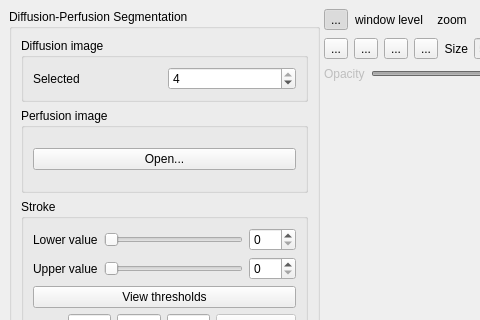
Old version of the form starviewer/src/extensions/playground/diffusionperfusionsegmentation/qdifuperfuextensionbase.ui in the repository starviewer-medical/starviewer; both pictures show x 0 to 480 and y 0 to 320 of the 977 by 784 pixel window.
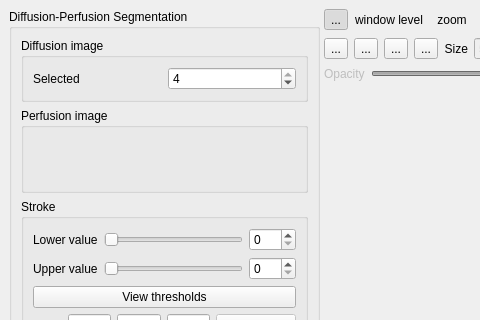
New version of the form. The open tabs and pages were chosen to show the change. Icons and pictures are not drawn. Custom widgets are drawn as their Qt base class.

```diff
--- a/starviewer/src/extensions/playground/diffusionperfusionsegmentation/qdifuperfuextensionbase.ui
+++ b/starviewer/src/extensions/playground/diffusionperfusionsegmentation/qdifuperfuextensionbase.ui
@@ -114,13 +114,6 @@
                  <property name="spacing" >
                   <number>6</number>
                  </property>
-                 <item>
-                  <widget class="QPushButton" name="m_openPerfusionImagePushButton" >
-                   <property name="text" >
-                    <string>Open...</string>
-                   </property>
-                  </widget>
-                 </item>
                 </layout>
                </widget>
                <widget class="QWidget" name="m_selectPerfusionImagePage" >
```
